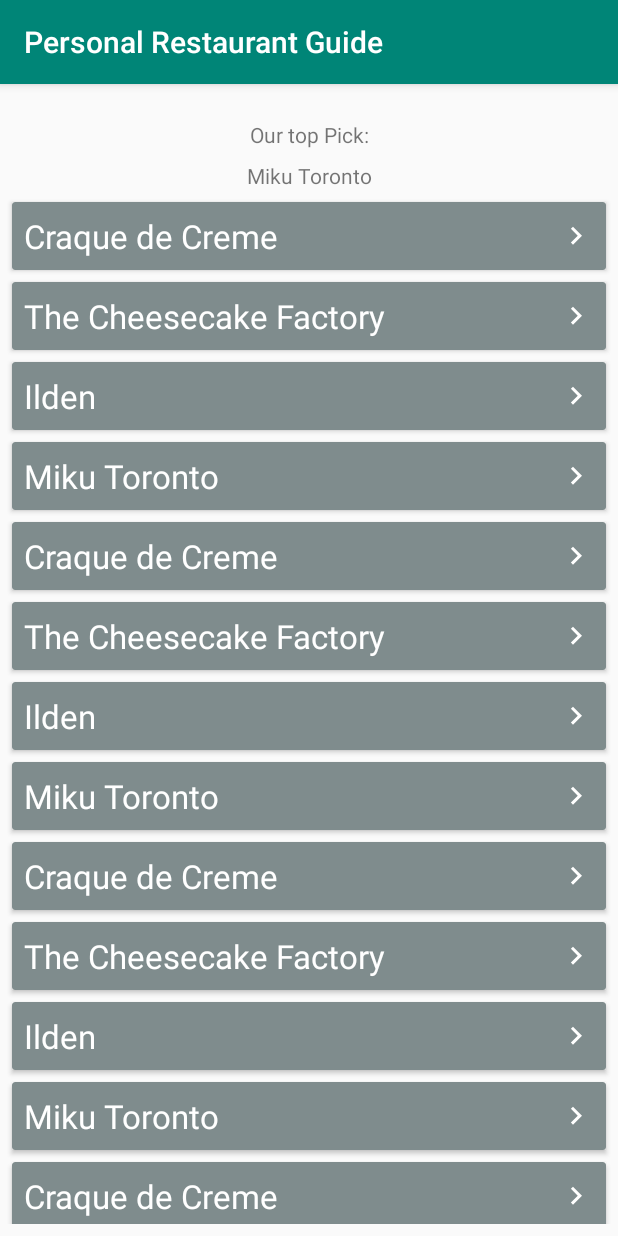
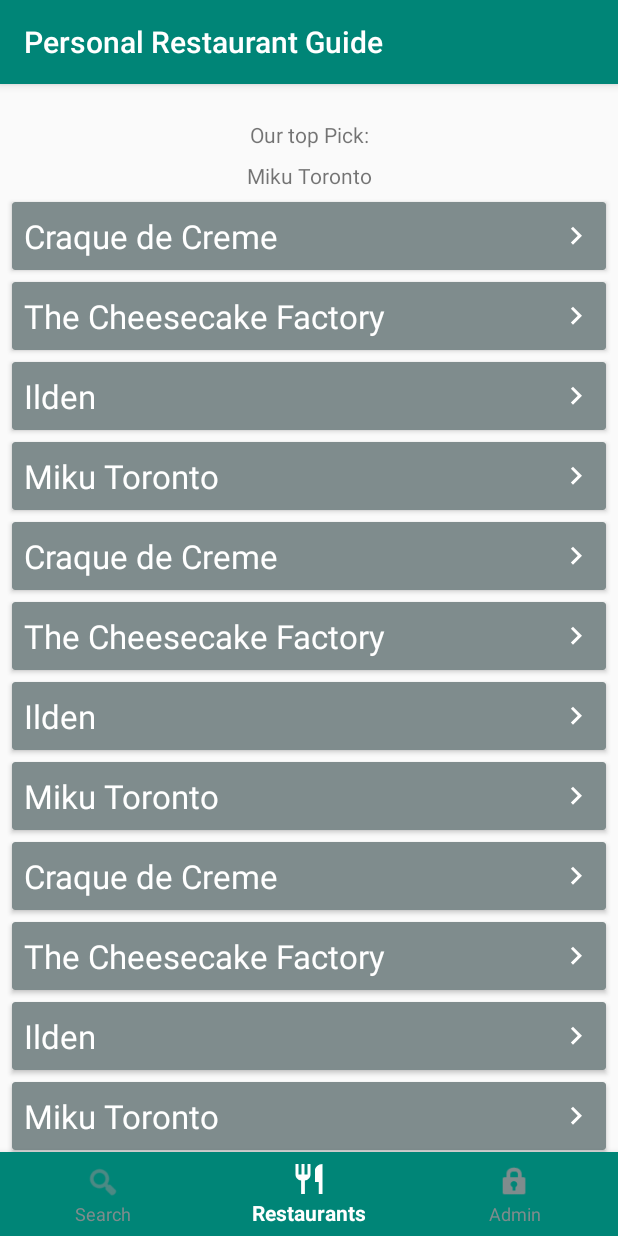
Before and after one commit to munazchat/Restaurant_Service_APP, an Android app: the RestaurantListActivity screen opened directly, with no data from a screen before it, on a phone screen of 412 x 824 dp. Run offline under Robolectric (Android 15) with nearby library versions, the phone set to English and light mode, and no system bars.

Commit message:
adds bottom navigation to restaurant list activity

```diff
--- a/app/src/main/java/ca/gbc/comp3074/personalrestaurantguide/activity/RestaurantListActivity.java
+++ b/app/src/main/java/ca/gbc/comp3074/personalrestaurantguide/activity/RestaurantListActivity.java
@@ -1,5 +1,6 @@
 package ca.gbc.comp3074.personalrestaurantguide.activity;
 
+import androidx.annotation.NonNull;
 import androidx.appcompat.app.AppCompatActivity;
 import androidx.recyclerview.widget.DefaultItemAnimator;
 import androidx.recyclerview.widget.LinearLayoutManager;
@@ -8,8 +9,11 @@ import androidx.recyclerview.widget.RecyclerView;
 import android.content.Intent;
 import android.os.Bundle;
 import android.util.Log;
+import android.view.MenuItem;
 import android.view.View;
 import android.widget.TextView;
+
+import com.google.android.material.bottomnavigation.BottomNavigationView;
 
 import java.util.ArrayList;
 import java.util.Collections;
@@ -33,12 +37,15 @@ public class RestaurantListActivity extends AppCompatActivity {
 
     private Restaurant mTopRestaurant;
 
+    BottomNavigationView bottomNavigationView;
+
     @Override
     protected void onCreate(Bundle savedInstanceState) {
         super.onCreate(savedInstanceState);
         setContentView(R.layout.activity_restaurant_list);
 
         init();
+        setUpBottomNav();
     }
 
     private void init() {
@@ -69,6 +76,34 @@ public class RestaurantListActivity extends AppCompatActivity {
 //                mDB.deleteRestaurant(mRestaurants.get(position));
 //                mRestaurants.remove(position);
 //                mAdapter.notifyDataSetChanged();
+            }
+        });
+
+    }
+
+    private void setUpBottomNav() {
+        bottomNavigationView = findViewById(R.id.bottom_navigation);
+
+        // Whenever an item in the bottom navigation is selected
+        bottomNavigationView.setOnNavigationItemSelectedListener(new BottomNavigationView.OnNavigationItemSelectedListener() {
+
+            @Override
+            public boolean onNavigationItemSelected(@NonNull MenuItem menuItem) {
+                Intent intent = null;
+                switch (menuItem.getItemId()) {
+                    case R.id.action_search:
+                        intent = new Intent(RestaurantListActivity.this, SearchActivity.class);
+                        break;
+                    case R.id.action_restaurants:
+                        break;
+                    case R.id.action_admin:
+                        intent = new Intent(RestaurantListActivity.this, AdminActivity.class);
+                        break;
+                }
+                if (intent != null) {
+                    startActivity(intent);
+                }
+                return true;
             }
         });
     }
@@ -156,4 +191,10 @@ public class RestaurantListActivity extends AppCompatActivity {
                             "Japanese", 4.6f));
         }
     }
+
+    @Override
+    protected void onResume() {
+        super.onResume();
+        bottomNavigationView.setSelectedItemId(R.id.action_restaurants);
+    }
 }
--- /dev/null
+++ b/app/src/main/res/drawable/ic_restaurant_white_24dp.xml
@@ -0,0 +1,9 @@
+<vector xmlns:android="http://schemas.android.com/apk/res/android"
+    android:width="24dp"
+    android:height="24dp"
+    android:viewportWidth="24"
+    android:viewportHeight="24">
+  <path
+      android:pathData="M11,9L9,9L9,2L7,2v7L5,9L5,2L3,2v7c0,2.12 1.66,3.84 3.75,3.97L6.75,22h2.5v-9.03C11.34,12.84 13,11.12 13,9L13,2h-2v7zM16,6v8h2.5v8L21,22L21,2c-2.76,0 -5,2.24 -5,4z"
+      android:fillColor="#ffffff"/>
+</vector>
--- a/app/src/main/res/layout/activity_restaurant_list.xml
+++ b/app/src/main/res/layout/activity_restaurant_list.xml
@@ -5,6 +5,16 @@
     android:layout_width="match_parent"
     android:layout_height="match_parent"
     tools:context=".activity.RestaurantListActivity">
+
+    <com.google.android.material.bottomnavigation.BottomNavigationView
+        android:id="@+id/bottom_navigation"
+        android:layout_width="match_parent"
+        android:layout_height="wrap_content"
+        app:layout_constraintBottom_toBottomOf="parent"
+        app:menu="@menu/bottom_nav_menu"
+        app:itemBackground="@color/colorPrimary"
+        android:theme="@style/BottomNavigationTheme"
+         />
 
     <TextView
         android:id="@+id/top_pick_title"
--- /dev/null
+++ b/app/src/main/res/menu/bottom_nav_menu.xml
@@ -0,0 +1,25 @@
+<?xml version="1.0" encoding="utf-8"?>
+<menu xmlns:android="http://schemas.android.com/apk/res/android"
+    xmlns:app="http://schemas.android.com/apk/res-auto">
+
+    <item
+        android:id="@+id/action_search"
+        android:enabled="true"
+        android:icon="@android:drawable/ic_menu_search"
+        android:title="Search"
+        app:showAsAction="ifRoom" />
+
+    <item
+        android:id="@+id/action_restaurants"
+        android:enabled="true"
+        android:icon="@drawable/ic_restaurant_white_24dp"
+        android:title="Restaurants"
+        app:showAsAction="ifRoom" />
+
+    <item
+        android:id="@+id/action_admin"
+        android:enabled="true"
+        android:icon="@android:drawable/ic_lock_idle_lock"
+        android:title="Admin"
+        app:showAsAction="ifRoom" />
+</menu>
--- a/app/src/main/res/values/styles.xml
+++ b/app/src/main/res/values/styles.xml
@@ -8,4 +8,9 @@
         <item name="colorAccent">@color/colorAccent</item>
     </style>
 
+    <style name="BottomNavigationTheme" parent="Theme.AppCompat.Light">
+        <item name="colorPrimary">@color/white</item>
+        <item name="android:textColorSecondary">@color/asbestos_grey</item>
+    </style>
+
 </resources>
```
